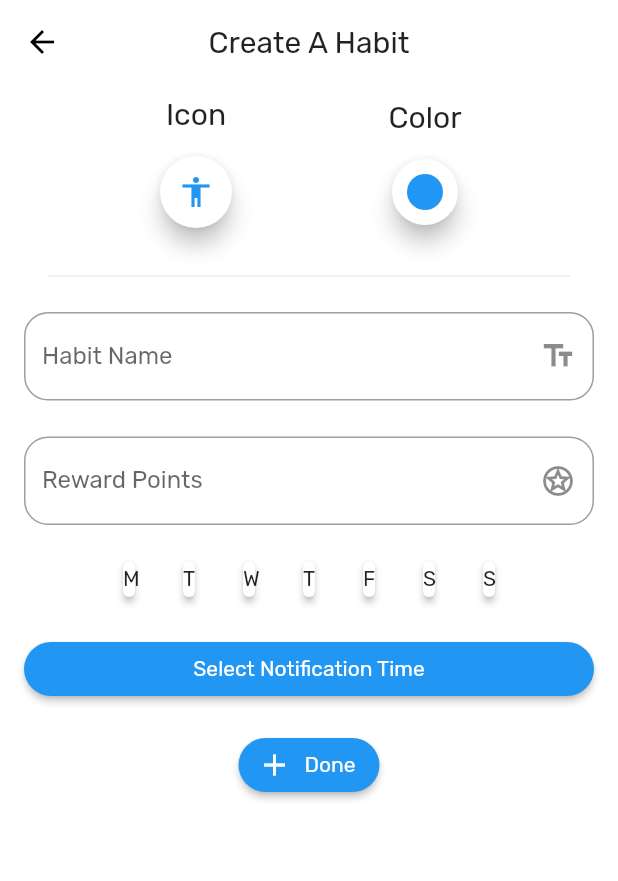
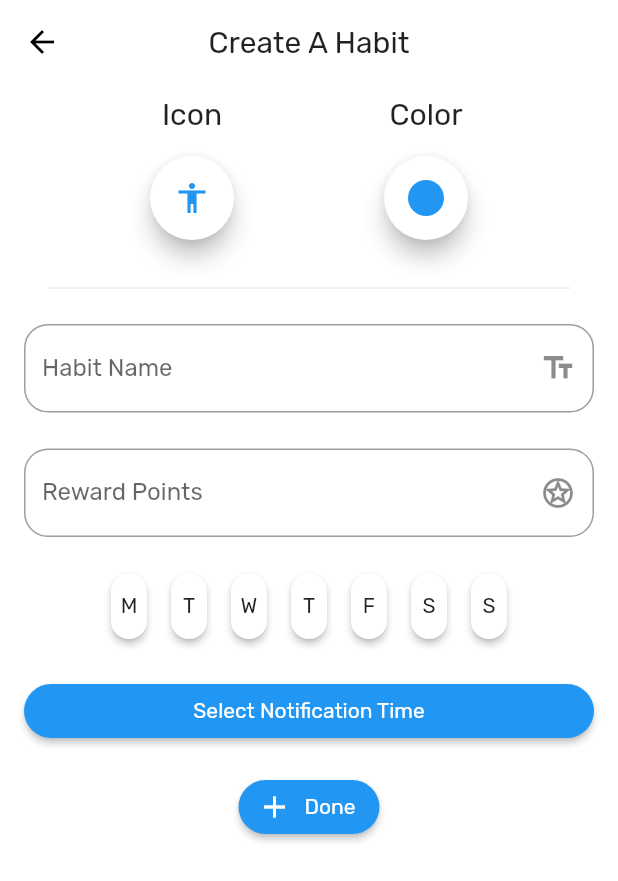
Before and after one commit to ThundR67/HabitFlow, a Flutter app: the CreateHabit screen opened by its route, on a phone screen of 412 x 824 dp. Shown: the top 881 px of the screen. Run offline on Flutter 3.47's test engine with Material 2 defaults, Android fonts, the light colour scheme and no system bars; our stand-ins replace audioplayers, confetti, easy_localization, firebase_analytics, flutter_colorpicker, flutter_local_notifications and 9 more; missing offline and left inert: firebase_admob, firebase_analytics_web, firebase_core_web, flutter_iconpicker, global_configuration, shared_preferences_web and 1 more; accounts and stored records are empty; generated files the repository leaves out were written again.

Commit message:
Cleaned pickers

```diff
--- a/lib/components/color_picker.dart
+++ /dev/null
@@ -1,70 +0,0 @@
-import 'package:flutter/material.dart';
-
-import 'package:flutter_colorpicker/flutter_colorpicker.dart';
-
-import 'package:habitflow/resources/strings.dart';
-
-/// A button to allow user to pick a color.
-class ColorPicker extends StatefulWidget {
-  /// Constructs.
-  const ColorPicker({
-    @required this.color,
-    @required this.onChange,
-  });
-
-  /// Initial color.
-  final Color color;
-
-  /// Function to run when user selects a color.
-  final Function(Color) onChange;
-
-  @override
-  _ColorPickerState createState() => _ColorPickerState();
-}
-
-class _ColorPickerState extends State<ColorPicker> {
-  Color _color;
-
-  /// Changes [_color] to [color] selected by user and runs [widget.onChange].
-  void _onChange(Color color) {
-    setState(() => _color = color);
-    widget.onChange(color);
-  }
-
-  /// Displays a color picker dialog.
-  void _showPicker(BuildContext context) {
-    showDialog<AlertDialog>(
-      context: context,
-      child: AlertDialog(
-        title: Text(pickColor),
-        content: BlockPicker(
-          pickerColor: _color,
-          onColorChanged: _onChange,
-        ),
-        actions: <Widget>[
-          FlatButton(
-            onPressed: () => Navigator.of(context).pop(),
-            child: Text(submit),
-          ),
-        ],
-      ),
-    );
-  }
-
-  @override
-  Widget build(BuildContext context) {
-    _color ??= widget.color;
-    return ClipOval(
-      child: Material(
-        color: _color,
-        child: InkWell(
-          onTap: () => _showPicker(context),
-          child: const SizedBox(
-            width: 24,
-            height: 24,
-          ),
-        ),
-      ),
-    );
-  }
-}
--- a/lib/components/pickers.dart
+++ b/lib/components/pickers.dart
@@ -1,8 +1,8 @@
 import 'package:flutter/material.dart';
+import 'package:flutter_colorpicker/flutter_colorpicker.dart';
 
 import 'package:flutter_iconpicker/flutter_iconpicker.dart';
 
-import 'package:habitflow/components/color_picker.dart';
 import 'package:habitflow/resources/icons.dart';
 import 'package:habitflow/resources/strings.dart';
 
@@ -49,6 +49,29 @@ class _PickersState extends State<Pickers> {
     widget.onChange(_color, icon);
   }
 
+  /// Displays a color picker dialog and changes [_color].
+  void _pickColor() {
+    showDialog<AlertDialog>(
+      context: context,
+      child: AlertDialog(
+        title: Text(pickColor),
+        content: BlockPicker(
+          pickerColor: _color,
+          onColorChanged: (Color color) {
+            setState(() => _color = color);
+            widget.onChange(_color, _icon);
+          },
+        ),
+        actions: <Widget>[
+          FlatButton(
+            onPressed: () => Navigator.of(context).pop(),
+            child: Text(submit),
+          ),
+        ],
+      ),
+    );
+  }
+
   @override
   Widget build(BuildContext context) {
     _color ??= widget.color;
@@ -65,16 +88,11 @@ class _PickersState extends State<Pickers> {
                 style: Theme.of(context).textTheme.headline6,
               ),
             ),
-            Card(
-              shape: const RoundedRectangleBorder(
-                borderRadius: BorderRadius.all(
-                  Radius.circular(100),
-                ),
-              ),
-              child: IconButton(
-                onPressed: _pickIcon,
+            _PickerCard(
+              onTap: _pickIcon,
+              child: Icon(
+                _icon,
                 color: _color,
-                icon: Icon(_icon),
               ),
             ),
           ],
@@ -88,17 +106,15 @@ class _PickersState extends State<Pickers> {
                 style: Theme.of(context).textTheme.headline6,
               ),
             ),
-            Card(
-              shape: const RoundedRectangleBorder(
-                borderRadius: BorderRadius.all(
-                  Radius.circular(100),
-                ),
-              ),
-              child: Padding(
-                padding: const EdgeInsets.all(10.0),
-                child: ColorPicker(
-                  onChange: _onColorChange,
+            _PickerCard(
+              onTap: _pickColor,
+              child: ClipOval(
+                child: Material(
                   color: _color,
+                  child: const SizedBox(
+                    width: 24,
+                    height: 24,
+                  ),
                 ),
               ),
             ),
@@ -108,3 +124,29 @@ class _PickersState extends State<Pickers> {
     );
   }
 }
+
+class _PickerCard extends StatelessWidget {
+  const _PickerCard({@required this.child, this.onTap});
+
+  final Widget child;
+  final Function() onTap;
+
+  @override
+  Widget build(BuildContext context) {
+    const BorderRadius _radius = BorderRadius.all(
+      Radius.circular(100),
+    );
+
+    return Card(
+      shape: const RoundedRectangleBorder(borderRadius: _radius),
+      child: InkWell(
+        onTap: onTap,
+        borderRadius: _radius,
+        child: Padding(
+          padding: const EdgeInsets.all(16.0),
+          child: child,
+        ),
+      ),
+    );
+  }
+}
--- a/lib/components/weekdays_picker.dart
+++ b/lib/components/weekdays_picker.dart
@@ -37,7 +37,7 @@ class _WeekdaysPickerState extends State<WeekdaysPicker> {
   @override
   Widget build(BuildContext context) {
     return Container(
-      height: 40,
+      height: 60,
       child: ListView.builder(
         shrinkWrap: true,
         scrollDirection: Axis.horizontal,
@@ -76,19 +76,18 @@ class _Day extends StatelessWidget {
 
   @override
   Widget build(BuildContext context) {
-    return Container(
-      height: 40,
-      width: 40,
+    const BorderRadius _radius = BorderRadius.all(Radius.circular(100));
+    return CircleAvatar(
+      backgroundColor: Colors.transparent,
+      radius: 20,
       child: InkWell(
         onTap: () => onSelect(index),
+        borderRadius: _radius,
         child: Card(
           elevation: isSelected ? 8 : 2,
+          margin: const EdgeInsets.all(8.0),
           color: isSelected ? activeColor : Theme.of(context).cardColor,
-          shape: const RoundedRectangleBorder(
-            borderRadius: BorderRadius.all(
-              Radius.circular(100),
-            ),
-          ),
+          shape: const RoundedRectangleBorder(borderRadius: _radius),
           child: Center(
             child: Text(weekdays[index - 1][0]),
           ),
```
Also changed, not shown: 1 other file.
